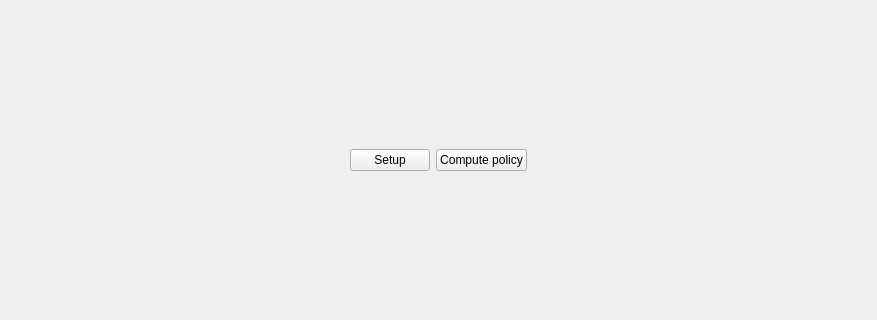
Qt form policy_gui/lib/ClassName.ui (linjuk/adda_ros_multiple_cars) before a commit; both pictures show x 0 to 877 and y 307 to 627 of the 877 by 934 pixel window.
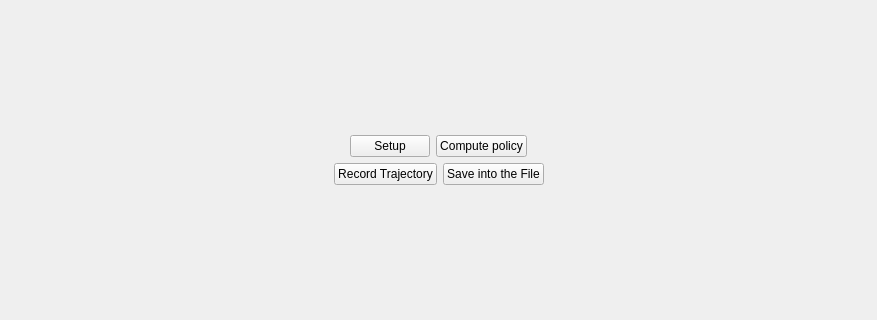
The same form after that commit.

Commit message: joystic, trajectory recording, new parking map

```diff
--- a/policy_gui/lib/ClassName.ui
+++ b/policy_gui/lib/ClassName.ui
@@ -22,7 +22,7 @@
   <property name="windowTitle">
    <string>Darias Supervision</string>
   </property>
-  <layout class="QVBoxLayout" stretch="0,0,0">
+  <layout class="QVBoxLayout" stretch="0,0,0,0">
    <item>
     <spacer name="verticalSpacer">
      <property name="orientation">
@@ -80,6 +80,50 @@
      </item>
     </layout>
    </item>
+   <item>
+    <layout class="QHBoxLayout" name="horizontalLayout">
+     <item>
+      <spacer name="horizontalSpacer">
+       <property name="orientation">
+        <enum>Qt::Horizontal</enum>
+       </property>
+       <property name="sizeHint" stdset="0">
+        <size>
+         <width>40</width>
+         <height>20</height>
+        </size>
+       </property>
+      </spacer>
+     </item>
+     <item>
+      <widget class="QPushButton" name="record_button">
+       <property name="text">
+        <string>Record Trajectory</string>
+       </property>
+      </widget>
+     </item>
+     <item>
+      <widget class="QPushButton" name="save_button">
+       <property name="text">
+        <string>Save into the File</string>
+       </property>
+      </widget>
+     </item>
+     <item>
+      <spacer name="horizontalSpacer_3">
+       <property name="orientation">
+        <enum>Qt::Horizontal</enum>
+       </property>
+       <property name="sizeHint" stdset="0">
+        <size>
+         <width>40</width>
+         <height>20</height>
+        </size>
+       </property>
+      </spacer>
+     </item>
+    </layout>
+   </item>
    <item>
     <spacer name="verticalSpacer_1">
      <property name="orientation">
```
The commit also changes 263 other files.
